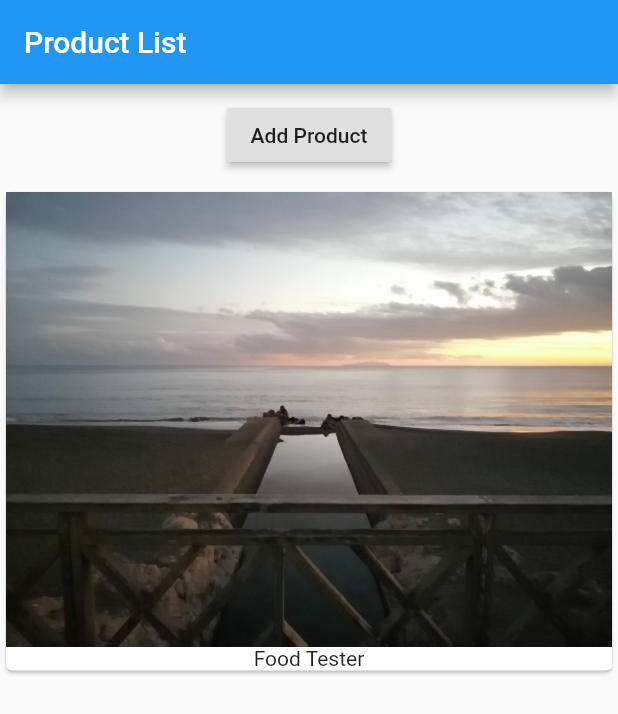
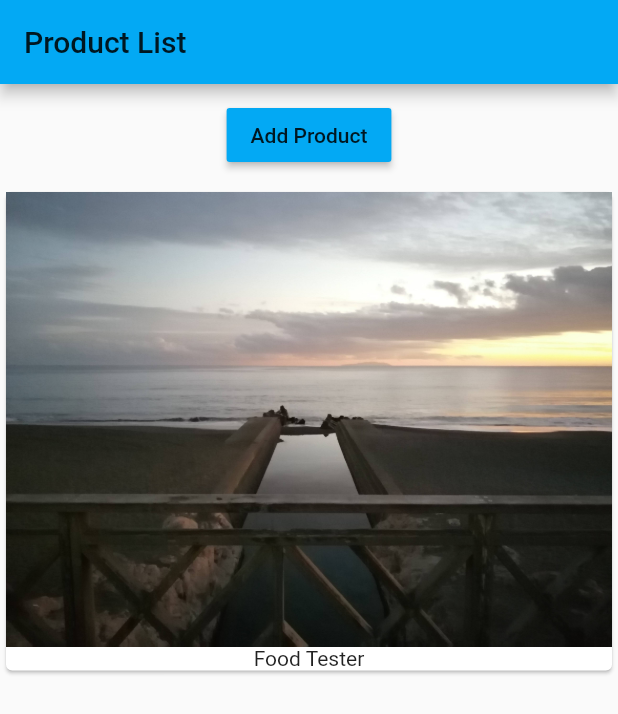
Before and after one commit to jonathanpperry/flutter-product-list, a Flutter app: the screen it shows after launch, on a phone screen of 412 x 824 dp. Shown: the top 714 px of the screen. Run offline on Flutter 3.47's test engine with Material 2 defaults, Android fonts, the phone set to English and light mode, and no system bars.

Commit message:
Changed color scheme and switched some things to using optional parameters

```diff
--- a/lib/main.dart
+++ b/lib/main.dart
@@ -12,12 +12,16 @@ class ProductsApp extends StatelessWidget {
   Widget build(BuildContext context) {
     return MaterialApp(
       debugShowCheckedModeBanner: false,
+      theme: ThemeData(
+          brightness: Brightness.light,
+          primarySwatch: Colors.lightBlue,
+          accentColor: Colors.limeAccent),
       home: Scaffold(
-          appBar: AppBar(
-            title: Text("Product List"),
-          ),
-          body: ProductManager("Food Tester"),
-          ),
+        appBar: AppBar(
+          title: Text("Product List"),
+        ),
+        body: ProductManager(startingProduct: "Food Tester",),
+      ),
     );
   }
 }
--- a/lib/product_manager.dart
+++ b/lib/product_manager.dart
@@ -5,7 +5,7 @@ import './products.dart';
 class ProductManager extends StatefulWidget {
   final String startingProduct;
 
-  ProductManager(this.startingProduct) {
+  ProductManager({this.startingProduct = "Sweets Tester"}) {
     print("[Product Manager] Constructor");
   }
 
@@ -33,6 +33,7 @@ class _ProductManagerState extends State<ProductManager> {
         Container(
           margin: EdgeInsets.all(10),
           child: RaisedButton(
+            color: Theme.of(context).primaryColor,
             onPressed: () {
               setState(() {
                 _products.add("Advanced Food Tester");
--- a/lib/products.dart
+++ b/lib/products.dart
@@ -3,7 +3,7 @@ import 'package:flutter/material.dart';
 class Products extends StatelessWidget {
   final List<String> products;
 
-  Products(this.products) {
+  Products([this.products = const []]) {
     print("[Products Widget] Constructor");
   }
 
```
